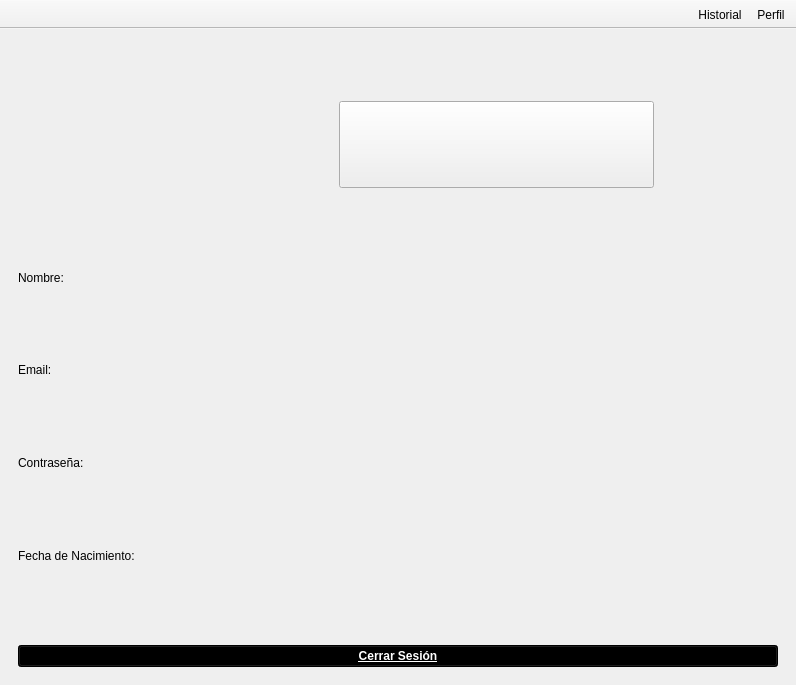
Qt form mainwindow.ui (raqquel21/carta-nautica) before a commit.
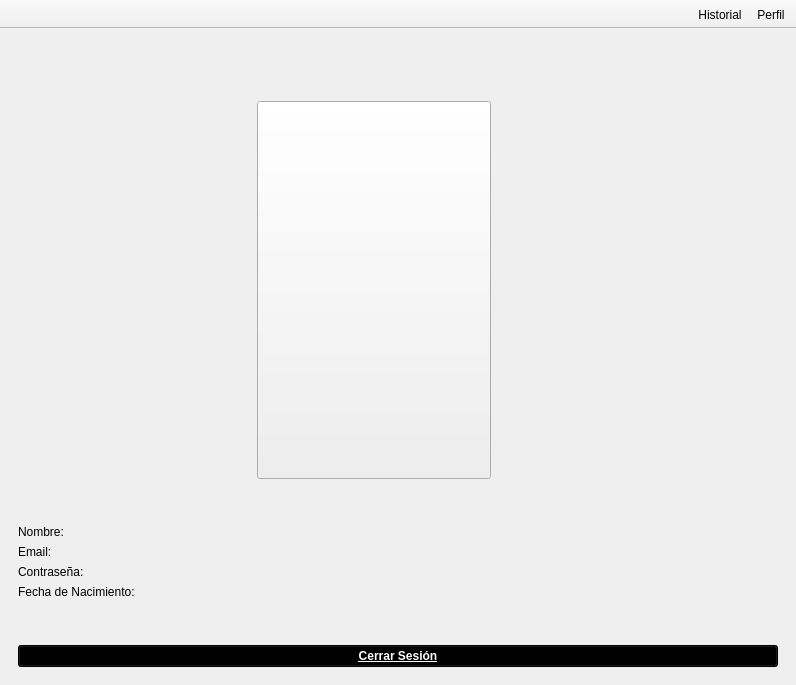
The same form after that commit. Icons and pictures are not drawn.

Commit message: Cambios en la imagen del perfil y subir a la base de datos v 0.8

What changed in the file:
```diff
--- a/mainwindow.ui
+++ b/mainwindow.ui
@@ -551,6 +551,128 @@
        <layout class="QGridLayout" name="gridLayout_4">
         <item row="0" column="1">
          <layout class="QGridLayout" name="gridLayout_2">
+          <item row="2" column="0">
+           <layout class="QGridLayout" name="gridLayout_8">
+            <item row="7" column="1">
+             <spacer name="verticalSpacer_7">
+              <property name="orientation">
+               <enum>Qt::Orientation::Vertical</enum>
+              </property>
+              <property name="sizeType">
+               <enum>QSizePolicy::Policy::Preferred</enum>
+              </property>
+              <property name="sizeHint" stdset="0">
+               <size>
+                <width>20</width>
+                <height>40</height>
+               </size>
+              </property>
+             </spacer>
+            </item>
+            <item row="5" column="0">
+             <widget class="QLabel" name="contrasenya">
+              <property name="text">
+               <string>Contraseña:</string>
+              </property>
+             </widget>
+            </item>
+            <item row="6" column="0">
+             <widget class="QLabel" name="nacimiento">
+              <property name="text">
+               <string>Fecha de Nacimiento:</string>
+              </property>
+             </widget>
+            </item>
+            <item row="4" column="0">
+             <widget class="QLabel" name="email">
+              <property name="text">
+               <string>Email:</string>
+              </property>
+             </widget>
+            </item>
+            <item row="1" column="1">
+             <widget class="QPushButton" name="PerfilImage">
+              <property name="sizePolicy">
+               <sizepolicy hsizetype="Expanding" vsizetype="Expanding">
+                <horstretch>0</horstretch>
+                <verstretch>0</verstretch>
+               </sizepolicy>
+              </property>
+              <property name="maximumSize">
+               <size>
+                <width>16777215</width>
+                <height>500</height>
+               </size>
+              </property>
+              <property name="text">
+               <string/>
+              </property>
+             </widget>
+            </item>
+            <item row="2" column="1">
+             <spacer name="verticalSpacer_8">
+              <property name="orientation">
+               <enum>Qt::Orientation::Vertical</enum>
+              </property>
+              <property name="sizeType">
+               <enum>QSizePolicy::Policy::Preferred</enum>
+              </property>
+              <property name="sizeHint" stdset="0">
+               <size>
+                <width>20</width>
+                <height>40</height>
+               </size>
+              </property>
+             </spacer>
+            </item>
+            <item row="3" column="0">
+             <widget class="QLabel" name="nombre">
+              <property name="text">
+               <string>Nombre:</string>
+              </property>
+             </widget>
+            </item>
+            <item row="1" column="2">
+             <spacer name="horizontalSpacer_6">
+              <property name="orientation">
+               <enum>Qt::Orientation::Horizontal</enum>
+              </property>
+              <property name="sizeHint" stdset="0">
+               <size>
+                <width>40</width>
+                <height>20</height>
+               </size>
+              </property>
+             </spacer>
+            </item>
+            <item row="1" column="0">
+             <spacer name="horizontalSpacer_7">
+              <property name="orientation">
+               <enum>Qt::Orientation::Horizontal</enum>
+              </property>
+              <property name="sizeHint" stdset="0">
+               <size>
+                <width>40</width>
+                <height>20</height>
+               </size>
+              </property>
+             </spacer>
+            </item>
+           </layout>
+          </item>
+          <item row="2" column="1">
+           <spacer name="verticalSpacer_5">
+            <property name="orientation">
+             <enum>Qt::Orientation::Vertical</enum>
+            </property>
+            <property name="sizeHint" stdset="0">
+             <size>
+              <width>20</width>
+              <height>40</height>
+             </size>
+            </property>
+           </spacer>
+          </item>
           <item row="0" column="0">
            <spacer name="horizontalSpacer_4">
             <property name="orientation">
@@ -605,134 +727,6 @@
             </property>
            </widget>
           </item>
-          <item row="1" column="1">
-           <spacer name="verticalSpacer_5">
-            <property name="orientation">
-             <enum>Qt::Orientation::Vertical</enum>
-            </property>
-            <property name="sizeHint" stdset="0">
-             <size>
-              <width>20</width>
-              <height>40</height>
-             </size>
-            </property>
-           </spacer>
-          </item>
-          <item row="1" column="0">
-           <layout class="QGridLayout" name="gridLayout_8">
-            <item row="3" column="0">
-             <widget class="QLabel" name="nombre">
-              <property name="text">
-               <string>Nombre:</string>
-              </property>
-             </widget>
-            </item>
-            <item row="2" column="1">
-             <spacer name="verticalSpacer_8">
-              <property name="orientation">
-               <enum>Qt::Orientation::Vertical</enum>
-              </property>
-              <property name="sizeType">
-               <enum>QSizePolicy::Policy::Preferred</enum>
-              </property>
-              <property name="sizeHint" stdset="0">
-               <size>
-                <width>20</width>
-                <height>40</height>
-               </size>
-              </property>
-             </spacer>
-            </item>
-            <item row="1" column="1">
-             <widget class="QPushButton" name="PerfilImage">
-              <property name="sizePolicy">
-               <sizepolicy hsizetype="Preferred" vsizetype="Preferred">
-                <horstretch>0</horstretch>
-                <verstretch>0</verstretch>
-               </sizepolicy>
-              </property>
-              <property name="maximumSize">
-               <size>
-                <width>16777215</width>
-                <height>500</height>
-               </size>
-              </property>
-              <property name="text">
-               <string/>
-              </property>
-             </widget>
-            </item>
-            <item row="1" column="2">
-             <spacer name="horizontalSpacer_6">
-              <property name="orientation">
-               <enum>Qt::Orientation::Horizontal</enum>
-              </property>
-              <property name="sizeType">
-               <enum>QSizePolicy::Policy::Preferred</enum>
-              </property>
-              <property name="sizeHint" stdset="0">
-               <size>
-                <width>70</width>
-                <height>20</height>
-               </size>
-              </property>
-             </spacer>
-            </item>
-            <item row="1" column="0">
-             <spacer name="horizontalSpacer_7">
-              <property name="orientation">
-               <enum>Qt::Orientation::Horizontal</enum>
-              </property>
-              <property name="sizeType">
-               <enum>QSizePolicy::Policy::Preferred</enum>
-              </property>
-              <property name="sizeHint" stdset="0">
-               <size>
-                <width>70</width>
-                <height>20</height>
-               </size>
-              </property>
-             </spacer>
-            </item>
-            <item row="4" column="0">
-             <widget class="QLabel" name="email">
-              <property name="text">
-               <string>Email:</string>
-              </property>
-             </widget>
-            </item>
-            <item row="5" column="0">
-             <widget class="QLabel" name="contrasenya">
-              <property name="text">
-               <string>Contraseña:</string>
-              </property>
-             </widget>
-            </item>
-            <item row="6" column="0">
-             <widget class="QLabel" name="nacimiento">
-              <property name="text">
-               <string>Fecha de Nacimiento:</string>
-              </property>
-             </widget>
-            </item>
-            <item row="7" column="1">
-             <spacer name="verticalSpacer_7">
-              <property name="orientation">
-               <enum>Qt::Orientation::Vertical</enum>
-              </property>
-              <property name="sizeType">
-               <enum>QSizePolicy::Policy::Preferred</enum>
-              </property>
-              <property name="sizeHint" stdset="0">
-               <size>
-                <width>20</width>
-                <height>40</height>
-               </size>
-              </property>
-             </spacer>
-            </item>
-           </layout>
-          </item>
          </layout>
         </item>
         <item row="1" column="1">
```
Left out of the diff: 241 changed lines with no effect on the pictures. The commit also changes 3 other files.
